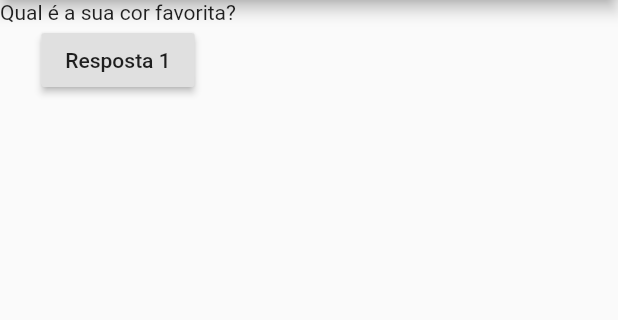
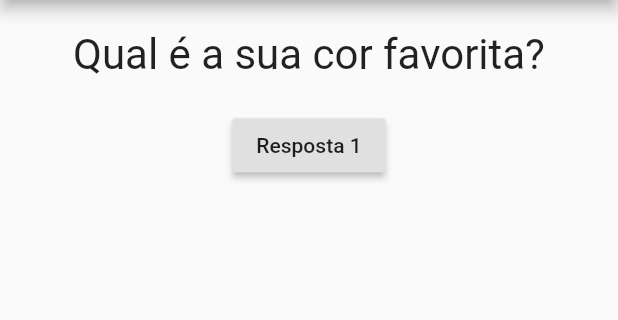
Before and after one commit to mateusgcoelho/projeto-quiz, a Flutter app: the screen it shows after launch, on a phone screen of 412 x 824 dp, the part 84-404 px from its top. Run offline on Flutter 3.47's test engine with Material 2 defaults, Android fonts, the phone set to English and light mode, and no system bars.

Commit message:
Criando componente resposta

```diff
--- a/lib/main.dart
+++ b/lib/main.dart
@@ -1,4 +1,5 @@
 import 'package:flutter/material.dart';
+import 'resposta.dart';
 import './questao.dart';
 
 main() {
@@ -31,10 +32,7 @@ class _PerguntaAppState extends State<PerguntaApp> {
         body: Column(
           children: <Widget>[
             Questao(perguntas[_perguntaSelecionada]),
-            RaisedButton(
-              child: Text("Resposta 1"),
-              onPressed: _responder,
-            )
+            Resposta('Resposta 1', _responder)
           ],
         ),
       ),
--- a/lib/questao.dart
+++ b/lib/questao.dart
@@ -7,6 +7,16 @@ class Questao extends StatelessWidget {
 
   @override
   Widget build(BuildContext context) {
-    return Text(texto);
+    return Container(
+      width: double.infinity,
+      margin: EdgeInsets.all(20),
+      child: Text(
+        texto,
+        style: TextStyle(
+          fontSize: 28,
+        ),
+        textAlign: TextAlign.center,
+      ),
+    );
   }
 }
--- /dev/null
+++ b/lib/resposta.dart
@@ -0,0 +1,16 @@
+import 'package:flutter/material.dart';
+
+class Resposta extends StatelessWidget {
+  final String texto;
+  final void Function() funcaoBotao;
+
+  Resposta(this.texto, this.funcaoBotao);
+
+  @override
+  Widget build(BuildContext context) {
+    return RaisedButton(
+      child: Text(texto),
+      onPressed: () => funcaoBotao(),
+    );
+  }
+}
```
